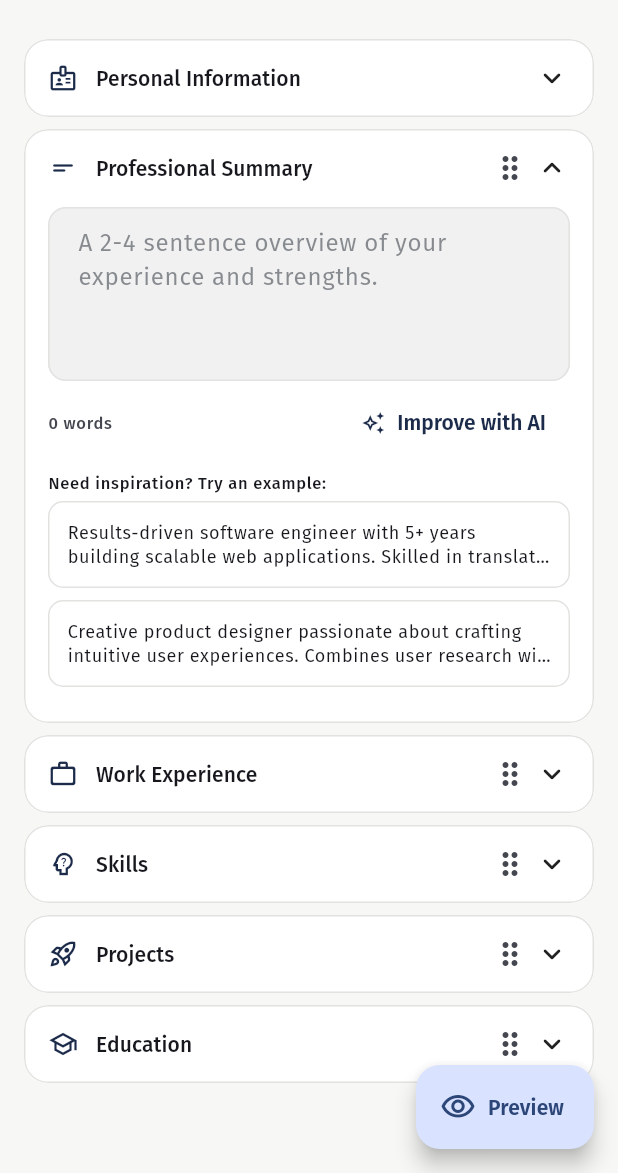
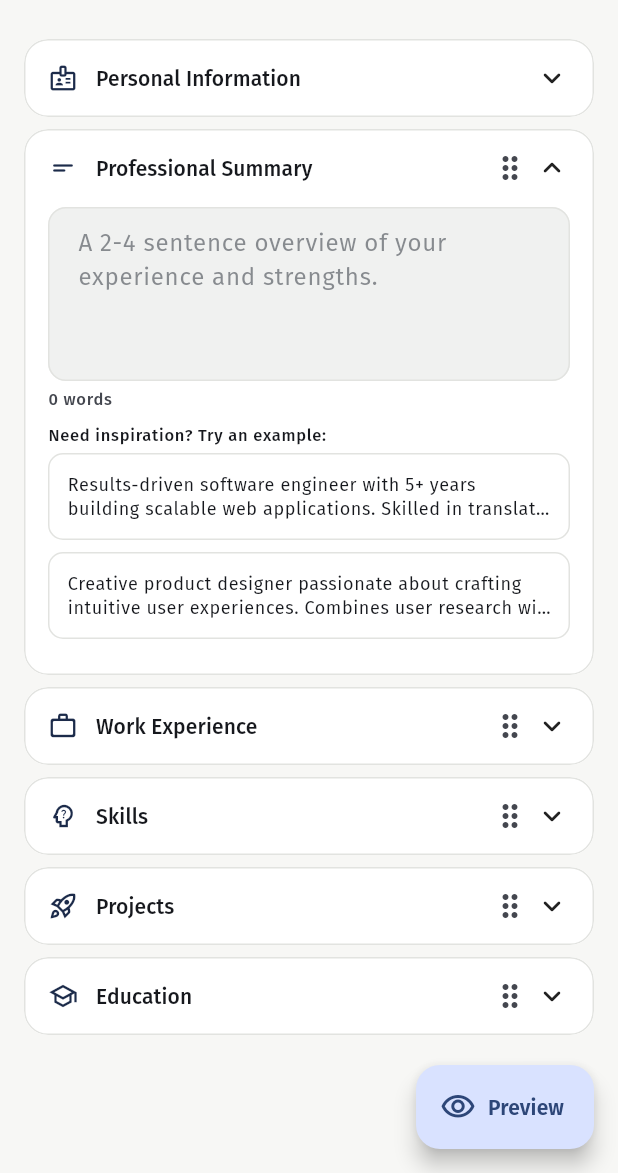
Before and after one commit to sulemanabrar/cv_craft, a Flutter app: the ResumeEditorScreen screen opened directly with empty values, after a tap on "Personal Information", after a tap on "Professional Summary", on a phone screen of 412 x 824 dp, the part 63-1236 px from its top. Run offline on Flutter 3.47's test engine with Material 3 defaults, Android fonts, the phone set to English and light mode, and no system bars; our stand-ins replace firebase_auth, firebase_core, flutter_riverpod, freezed_annotation, go_router, google_fonts and 5 more; accounts and stored records are empty; project files that could hold a hidden picture were left out.

Commit message:
ready for production

```diff
--- a/lib/features/editor/widgets/summary_editor.dart
+++ b/lib/features/editor/widgets/summary_editor.dart
@@ -3,9 +3,7 @@ import 'package:flutter_riverpod/flutter_riverpod.dart';
 
 import '../../../core/design/app_spacing.dart';
 import '../../../core/design/widgets/app_text_field.dart';
-import '../../../state/providers.dart';
 import '../../../state/resume_editor/resume_editor_provider.dart';
-import 'ai_suggestion_sheet.dart';
 
 const _exampleSummaries = [
   'Results-driven software engineer with 5+ years building scalable web '
@@ -44,16 +42,6 @@ class _SummaryEditorState extends ConsumerState<SummaryEditor> {
     ref.read(resumeEditorProvider(widget.resumeId).notifier).updateSummary(value);
   }
 
-  Future<void> _improveWithAi() async {
-    final ai = ref.read(aiServiceProvider);
-    final suggestion = await showAiTextSuggestionSheet(
-      context: context,
-      title: 'Improve Summary',
-      load: () => ai.improveSummary(_controller.text),
-    );
-    if (suggestion != null) _setSummary(suggestion);
-  }
-
   @override
   Widget build(BuildContext context) {
     final theme = Theme.of(context);
@@ -80,20 +68,10 @@ class _SummaryEditorState extends ConsumerState<SummaryEditor> {
             return Column(
               crossAxisAlignment: CrossAxisAlignment.start,
               children: [
-                Row(
-                  mainAxisAlignment: MainAxisAlignment.spaceBetween,
-                  children: [
-                    Text(
-                      '$wordCount words',
-                      style: theme.textTheme.labelSmall
-                          ?.copyWith(color: theme.colorScheme.onSurfaceVariant),
-                    ),
-                    TextButton.icon(
-                      onPressed: _improveWithAi,
-                      icon: const Icon(Icons.auto_awesome_outlined, size: 16),
-                      label: const Text('Improve with AI'),
-                    ),
-                  ],
+                Text(
+                  '$wordCount words',
+                  style: theme.textTheme.labelSmall
+                      ?.copyWith(color: theme.colorScheme.onSurfaceVariant),
                 ),
                 if (trimmed.isEmpty) ...[
                   const SizedBox(height: AppSpacing.xs),
--- a/lib/state/providers.dart
+++ b/lib/state/providers.dart
@@ -5,8 +5,6 @@ import '../data/repositories/hive_resume_repository.dart';
 import '../data/repositories/hive_settings_repository.dart';
 import '../data/repositories/resume_repository.dart';
 import '../data/repositories/settings_repository.dart';
-import '../data/services/ai_service.dart';
-import '../data/services/mock_ai_service.dart';
 
 /// Overridden in `main()` with the real, already-opened Hive boxes before
 /// `runApp` — every other provider below builds on top of these.
@@ -25,7 +23,3 @@ final resumeRepositoryProvider = Provider<ResumeRepository>((ref) {
 final settingsRepositoryProvider = Provider<SettingsRepository>((ref) {
   return HiveSettingsRepository(ref.watch(settingsBoxProvider));
 });
-
-/// Local mock today; swapping in a real network-backed [AIService] later
-/// only ever means changing this one line.
-final aiServiceProvider = Provider<AIService>((ref) => MockAIService());
```
Also changed, not shown: lib/features/auth/login_screen.dart (+8 -1 lines), 1 other file.
